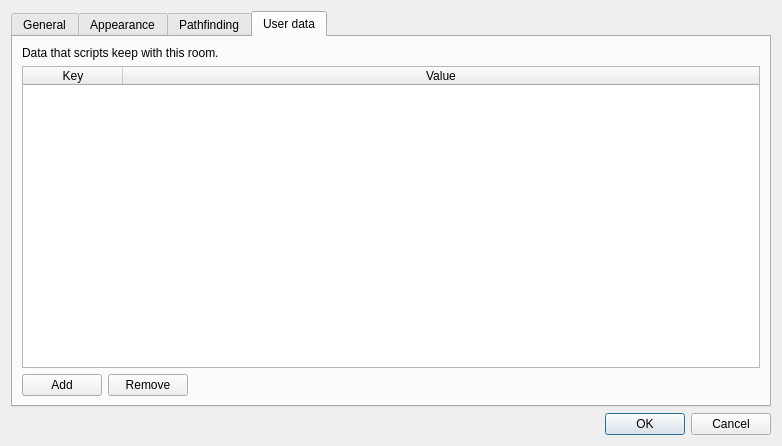
Before: the Qt Designer form src/ui/room_properties.ui in Mudlet/Mudlet, drawn with Qt 5.
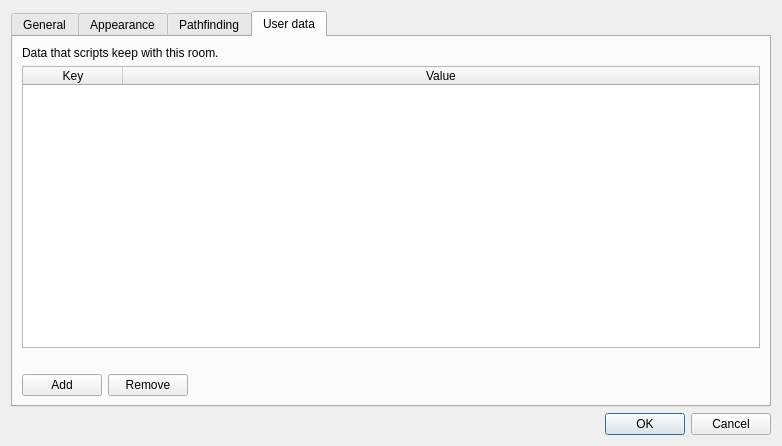
After: the same form once the commit is applied. The open tabs and pages were chosen to show the change.

Commit message:
Fix: Configure room says when an added user-data key will not be saved
A row whose key the General tab edits, or one starting with room.ui_,
which the map keeps for itself, was dropped on OK without a word. The
table now says so under it as soon as such a key is typed.

The edit to the form file:
```diff
--- a/src/ui/room_properties.ui
+++ b/src/ui/room_properties.ui
@@ -638,6 +638,13 @@
          </column>
         </widget>
        </item>
+       <item>
+        <widget class="QLabel" name="label_userDataWarning">
+         <property name="wordWrap">
+          <bool>true</bool>
+         </property>
+        </widget>
+       </item>
        <item>
         <layout class="QHBoxLayout" name="horizontalLayout_userDataButtons">
          <item>
```
The commit also changes 3 other files.
